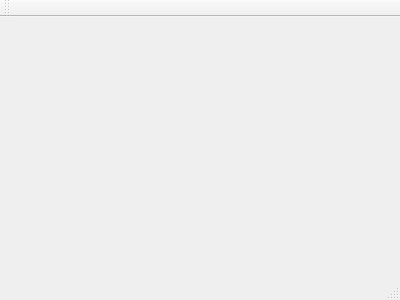
The window that Intelligent_classroom/mainwindow.ui (ZZCisZZC/Intelligent_classroom) describes before a commit, drawn with Qt 5.
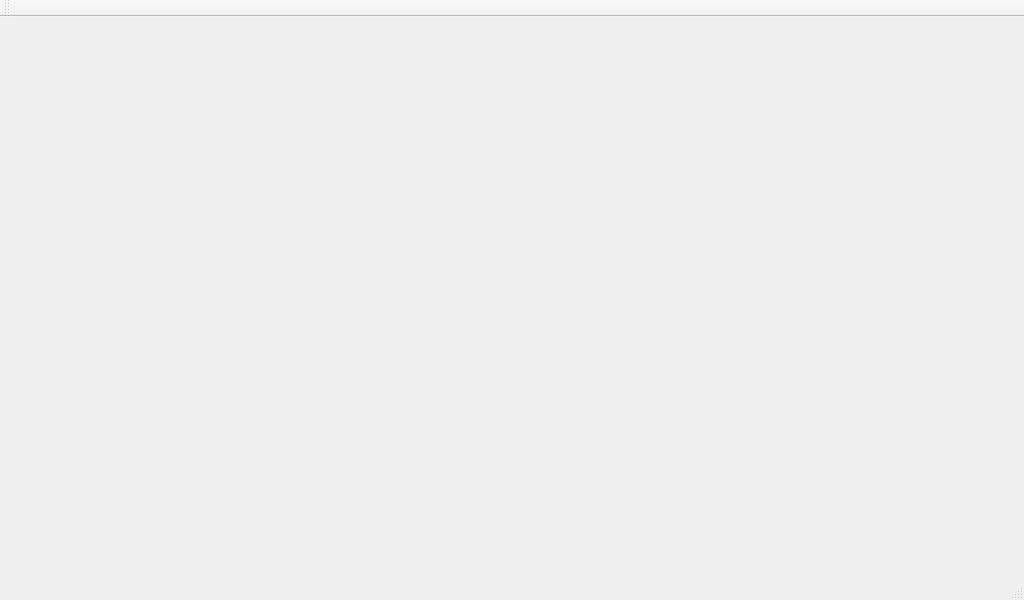
The same window after the commit.

The edit to the form file:
```diff
--- a/Intelligent_classroom/mainwindow.ui
+++ b/Intelligent_classroom/mainwindow.ui
@@ -5,8 +5,8 @@
    <rect>
     <x>0</x>
     <y>0</y>
-    <width>400</width>
-    <height>300</height>
+    <width>1024</width>
+    <height>600</height>
    </rect>
   </property>
   <property name="windowTitle" >
```
